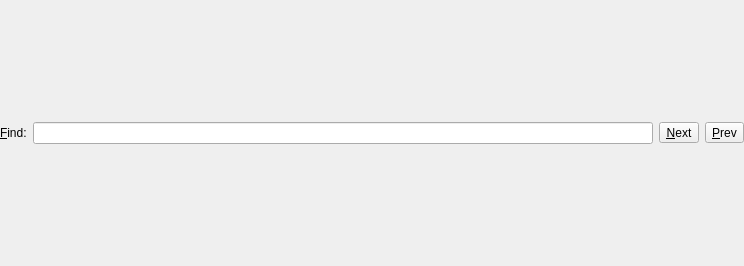
This is Viewer/src/SearchLineWidget.ui in ecmwf/ecflow as Qt 5 draws it before an edit. The edited form follows.
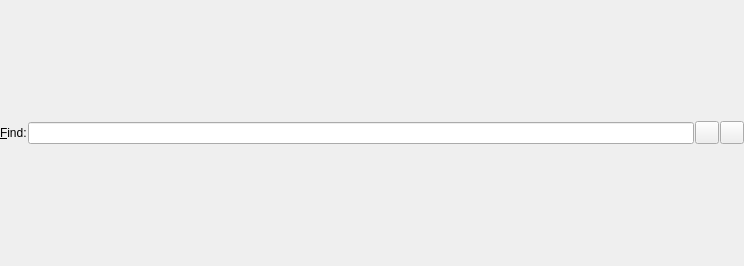
This is the edited form. Icons and pictures are not drawn. Custom widgets are drawn as their Qt base class.

Commit message: Viewer: implement search and filter in Variables info panel ECFLOW-252

What changed in the file:
```diff
--- a/Viewer/src/SearchLineWidget.ui
+++ b/Viewer/src/SearchLineWidget.ui
@@ -19,7 +19,10 @@
   <property name="windowTitle">
    <string>Form</string>
   </property>
-  <layout class="QHBoxLayout" name="horizontalLayout_2">
+  <layout class="QHBoxLayout" name="horizontalLayout_2" stretch="0,1,0,0">
+   <property name="spacing">
+    <number>1</number>
+   </property>
    <property name="margin">
     <number>0</number>
    </property>
@@ -45,7 +48,7 @@
       </sizepolicy>
      </property>
      <property name="text">
-      <string>&amp;Next</string>
+      <string/>
      </property>
      <property name="icon">
       <iconset resource="viewer.qrc">
@@ -55,14 +58,14 @@
       <string>F3</string>
      </property>
      <property name="toolButtonStyle">
-      <enum>Qt::ToolButtonTextBesideIcon</enum>
+      <enum>Qt::ToolButtonIconOnly</enum>
      </property>
     </widget>
    </item>
    <item>
     <widget class="QToolButton" name="prevPb_">
      <property name="text">
-      <string>&amp;Prev</string>
+      <string/>
      </property>
      <property name="icon">
       <iconset resource="viewer.qrc">
@@ -72,7 +75,7 @@
       <string>Shift+F3</string>
      </property>
      <property name="toolButtonStyle">
-      <enum>Qt::ToolButtonTextBesideIcon</enum>
+      <enum>Qt::ToolButtonIconOnly</enum>
      </property>
     </widget>
    </item>
```
Left out of the diff: 8 changed lines with no effect on the pictures. The commit also changes 8 other files.
